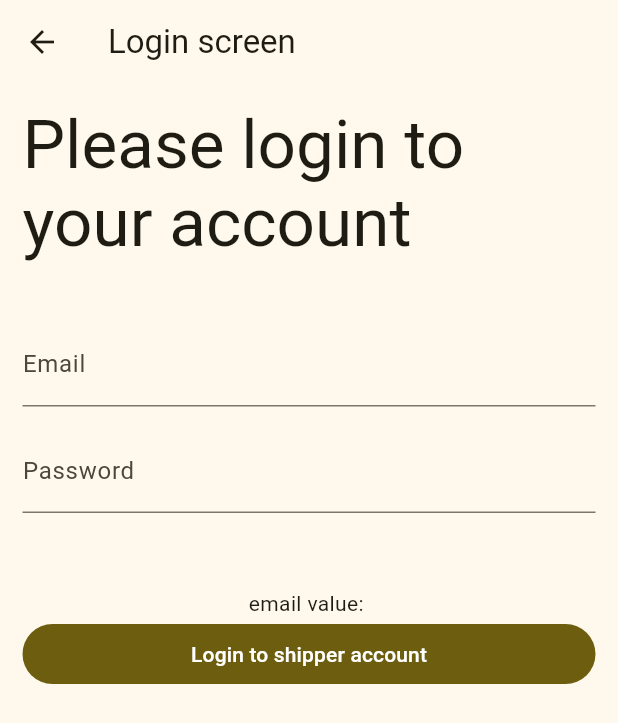
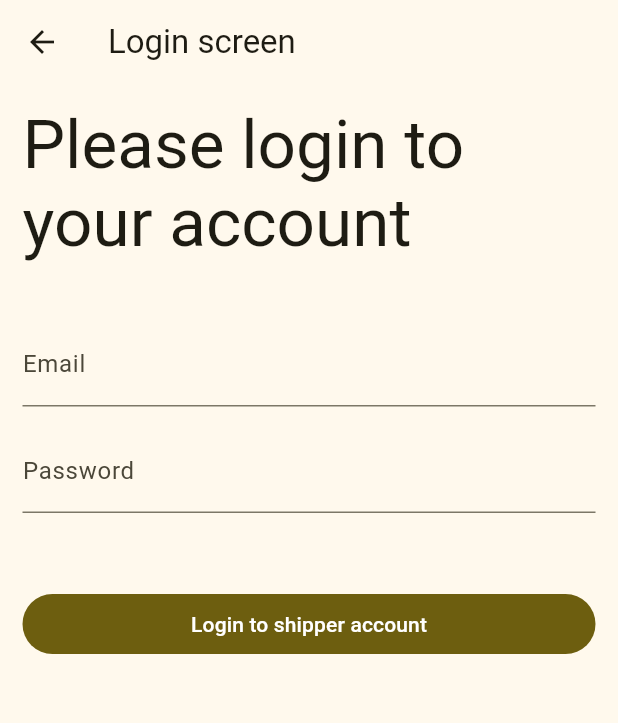
Before and after one commit to khangzxrr/fastship_shipper, a Flutter app: the LoginScreen screen opened directly, on a phone screen of 412 x 824 dp. Shown: the top 723 px of the screen. Run offline on Flutter 3.47's test engine with Material 2 defaults, Android fonts, the phone set to English and light mode, and no system bars; our stand-ins replace geolocator, get_it, pull_to_refresh, shared_preferences; missing offline and left inert: mapbox_maps_flutter, turf; accounts and stored records are empty.

Commit message:
remove email dispaly

```diff
--- a/lib/views/login.dart
+++ b/lib/views/login.dart
@@ -55,7 +55,6 @@ class LoginScreenInfo extends StatelessWidget {
                     },
                   ),
                   const SizedBox(height: 50),
-                  Text('email value: ${loginProvider.email}'),
                   Container(
                       width: double.infinity,
                       child: FilledButton(
```
